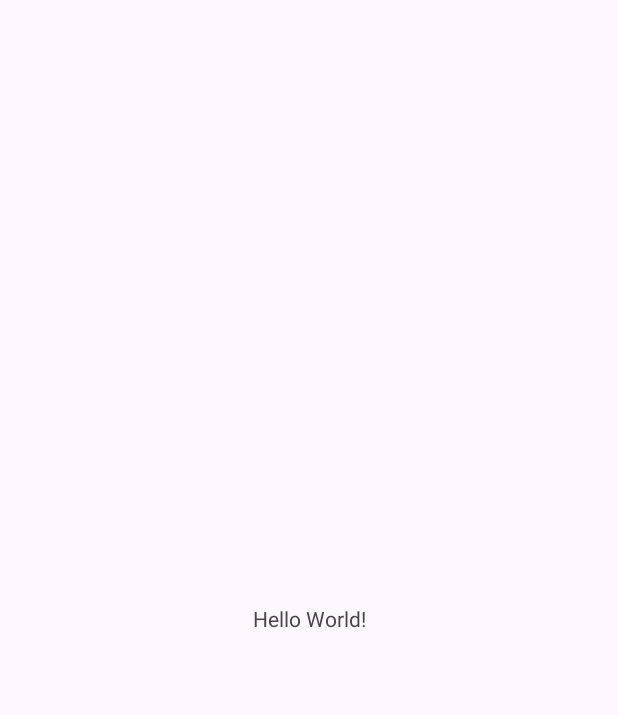
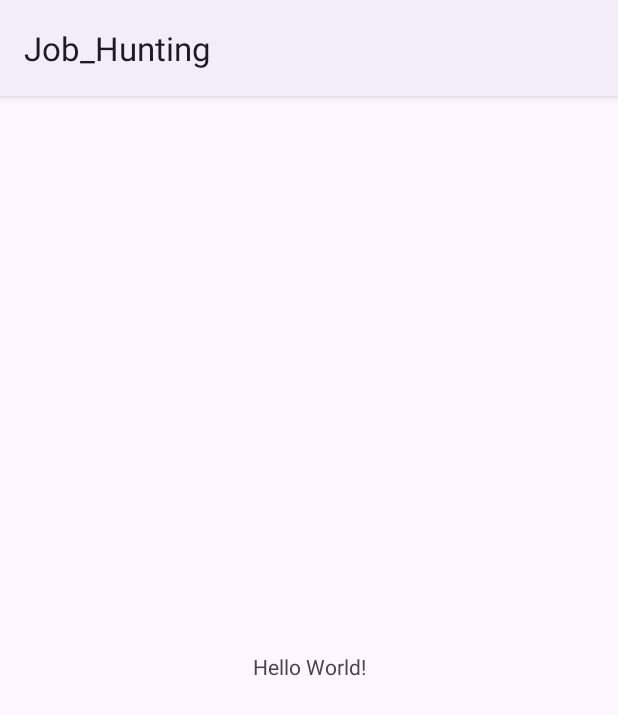
Before and after one commit to daigo-jp/JobHunting, an Android app: the screen it shows after launch (MainActivity), on a phone screen of 412 x 824 dp. Before the commit the part shown is almost empty. Shown: the top 715 px of the screen. Run offline under Robolectric (Android 15) with nearby library versions, the phone set to English and light mode, and no system bars.

```diff
--- a/app/src/main/res/values/strings.xml
+++ b/app/src/main/res/values/strings.xml
@@ -1,3 +1,4 @@
 <resources>
     <string name="app_name">Job_Hunting</string>
+    <string name="www">Hello World</string>
 </resources>
--- a/app/src/main/res/values/themes.xml
+++ b/app/src/main/res/values/themes.xml
@@ -1,6 +1,6 @@
 <resources xmlns:tools="http://schemas.android.com/tools">
     <!-- Base application theme. -->
-    <style name="Base.Theme.Job_Hunting" parent="Theme.Material3.DayNight.NoActionBar">
+    <style name="Base.Theme.Job_Hunting" parent="Theme.Material3.DayNight">
         <!-- Customize your light theme here. -->
         <!-- <item name="colorPrimary">@color/my_light_primary</item> -->
     </style>
```
